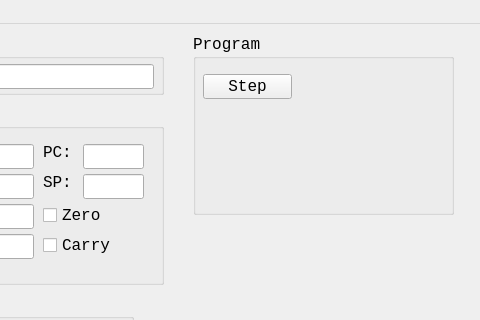
Before: the Qt Designer form src/MainWindow.ui in g0mb4/tvm, drawn with Qt 5; both pictures show x 227 to 707 and y 0 to 320 of the 707 by 667 pixel window.
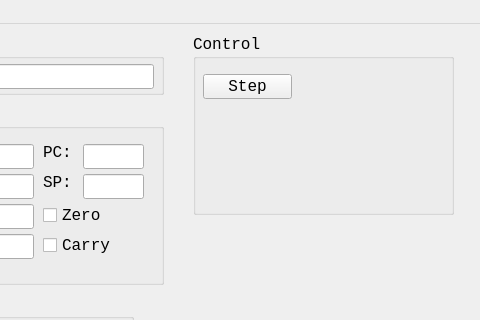
After: the same form once the commit is applied.

What changed in the file:
```diff
--- a/src/MainWindow.ui
+++ b/src/MainWindow.ui
@@ -361,7 +361,7 @@
      </rect>
     </property>
     <property name="title">
-     <string>Program</string>
+     <string>Control</string>
     </property>
     <widget class="QPushButton" name="btn_step">
      <property name="geometry">
```
